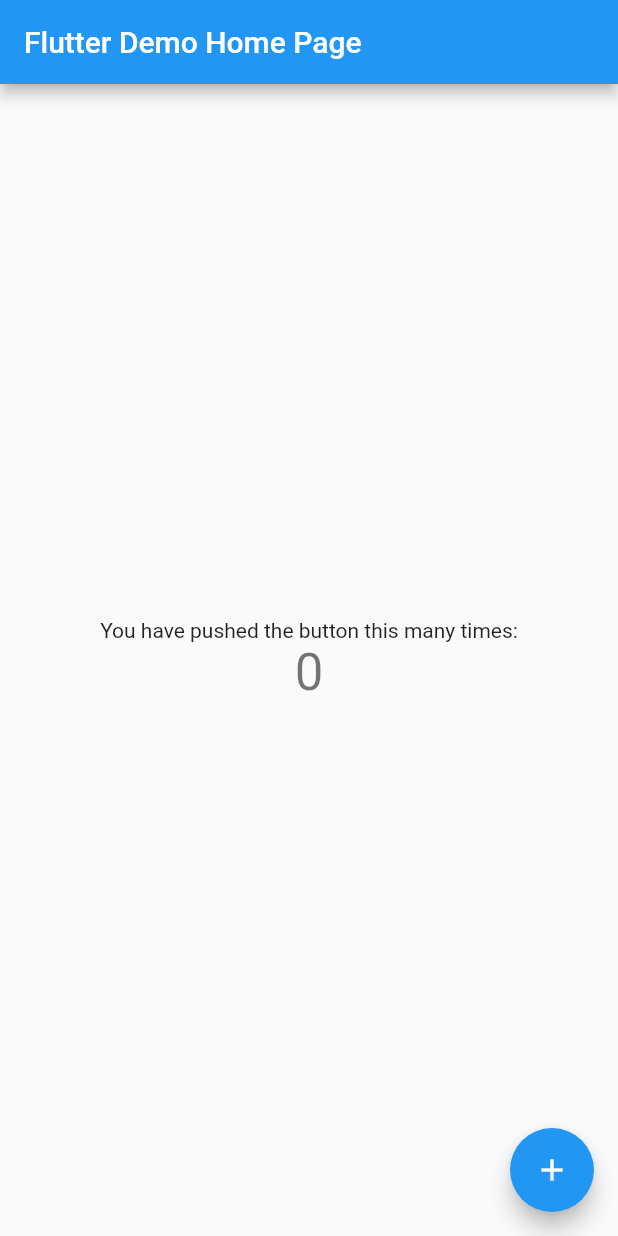
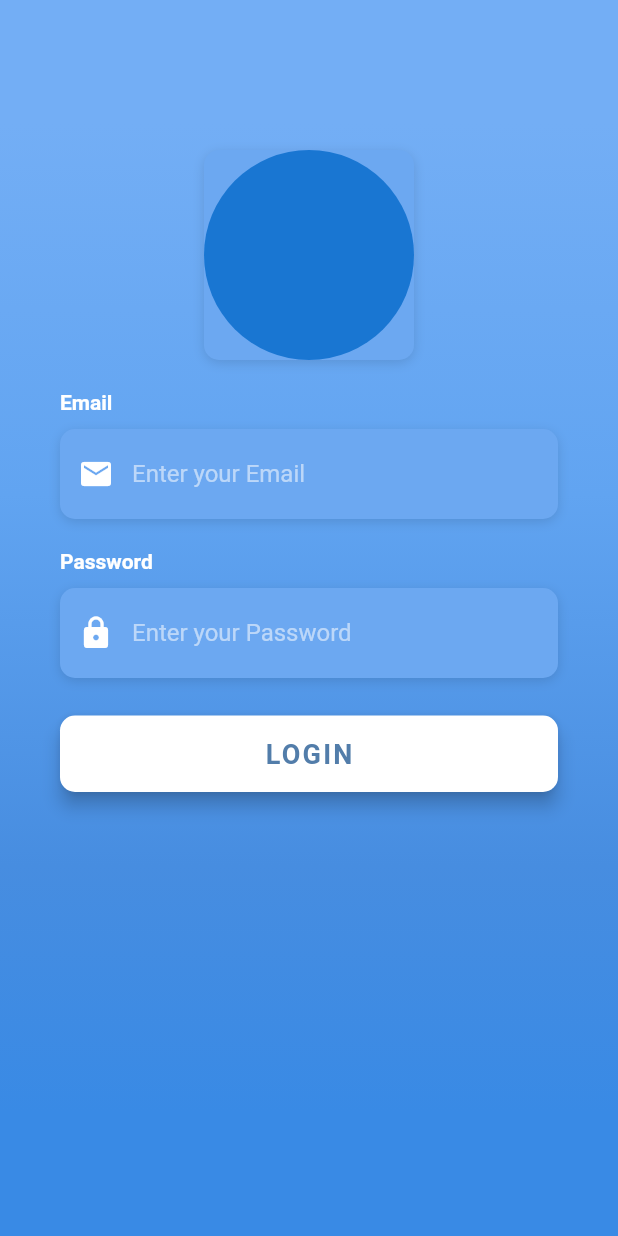
Before and after one commit to AbhilashTUofficial/Card-System-App, a Flutter app: the screen it shows after launch, on a phone screen of 412 x 824 dp. Run offline on Flutter 3.47's test engine with Material 2 defaults, Android fonts, the phone set to English and light mode, and no system bars; Roboto replaces fonts that are missing (OpenSans).

Commit message:
login UI imported

```diff
--- /dev/null
+++ b/card_system_app/lib/Palette/PageBackground.dart
@@ -0,0 +1,23 @@
+import 'package:flutter/material.dart';
+class BackgroundGradient extends StatelessWidget {
+  @override
+  Widget build(BuildContext context) {
+    return Container(
+      //height: double.infinity,
+      //width: double.infinity,
+      decoration: BoxDecoration(
+        gradient: LinearGradient(
+          begin: Alignment.topCenter,
+          end: Alignment.bottomCenter,
+          colors: [
+            Color(0xFF73AEF5),
+            Color(0xFF61A4F1),
+            Color(0xFF478DE0),
+            Color(0xFF398AE5),
+          ],
+          stops: [0.1, 0.4, 0.7, 0.9],
+        ),
+      ),
+    );
+  }
+}
--- /dev/null
+++ b/card_system_app/lib/Palette/constants.dart
@@ -0,0 +1,24 @@
+import 'package:flutter/material.dart';
+
+const hintTextStyle = TextStyle(
+  color: Colors.white54,
+  fontFamily: 'OpenSans',
+);
+
+const labelStyle = TextStyle(
+  color: Colors.white,
+  fontWeight: FontWeight.bold,
+  fontFamily: 'OpenSans',
+);
+
+final boxDecorationStyle = BoxDecoration(
+  color: const Color(0xFF6CA8F1),
+  borderRadius: BorderRadius.circular(10.0),
+  boxShadow: const [
+    BoxShadow(
+      color: Colors.black12,
+      blurRadius: 6.0,
+      offset: Offset(0, 2),
+    ),
+  ],
+);
--- /dev/null
+++ b/card_system_app/lib/Widgets/enterEmail.dart
@@ -0,0 +1,44 @@
+import 'package:card_system_app/Palette/constants.dart';
+import 'package:flutter/material.dart';
+class EnterEmail extends StatefulWidget {
+  @override
+  _EnterEmailState createState() => _EnterEmailState();
+}
+
+class _EnterEmailState extends State<EnterEmail> {
+  @override
+  Widget build(BuildContext context) {
+    return Column(
+      crossAxisAlignment: CrossAxisAlignment.start,
+      children: <Widget>[
+        Text(
+          'Email',
+          style: labelStyle,
+        ),
+        SizedBox(height: 10.0),
+        Container(
+          alignment: Alignment.centerLeft,
+          decoration: boxDecorationStyle,
+          height: 60.0,
+          child: TextField(
+            keyboardType: TextInputType.emailAddress,
+            style: TextStyle(
+              color: Colors.white,
+              fontFamily: 'OpenSans',
+            ),
+            decoration: InputDecoration(
+              border: InputBorder.none,
+              contentPadding: EdgeInsets.only(top: 14.0),
+              prefixIcon: Icon(
+                Icons.email,
+                color: Colors.white,
+              ),
+              hintText: 'Enter your Email',
+              hintStyle: hintTextStyle,
+            ),
+          ),
+        ),
+      ],
+    );
+  }
+}
--- /dev/null
+++ b/card_system_app/lib/Widgets/enterPassword.dart
@@ -0,0 +1,44 @@
+import 'package:card_system_app/Palette/constants.dart';
+import 'package:flutter/material.dart';
+class EnterPassword extends StatefulWidget {
+  @override
+  _EnterPasswordState createState() => _EnterPasswordState();
+}
+
+class _EnterPasswordState extends State<EnterPassword> {
+  @override
+  Widget build(BuildContext context) {
+    return Column(
+      crossAxisAlignment: CrossAxisAlignment.start,
+      children: <Widget>[
+        Text(
+          'Password',
+          style: labelStyle,
+        ),
+        SizedBox(height: 10.0),
+        Container(
+          alignment: Alignment.centerLeft,
+          decoration: boxDecorationStyle,
+          height: 60.0,
+          child: TextField(
+            obscureText: true,
+            style: TextStyle(
+              color: Colors.white,
+              fontFamily: 'OpenSans',
+            ),
+            decoration: InputDecoration(
+              border: InputBorder.none,
+              contentPadding: EdgeInsets.only(top: 14.0),
+              prefixIcon: Icon(
+                Icons.lock,
+                color: Colors.white,
+              ),
+              hintText: 'Enter your Password',
+              hintStyle: hintTextStyle,
+            ),
+          ),
+        ),
+      ],
+    );
+  }
+}
--- /dev/null
+++ b/card_system_app/lib/Widgets/loginButton.dart
@@ -0,0 +1,34 @@
+import 'package:flutter/material.dart';
+class LoginButton extends StatefulWidget {
+  @override
+  _LoginButtonState createState() => _LoginButtonState();
+}
+
+class _LoginButtonState extends State<LoginButton> {
+  @override
+  Widget build(BuildContext context) {
+    return Container(
+      padding: EdgeInsets.symmetric(vertical: 25.0),
+      width: double.infinity,
+      child: RaisedButton(
+        elevation: 5.0,
+        onPressed: () => print('Login Button Pressed'),
+        padding: EdgeInsets.all(15.0),
+        shape: RoundedRectangleBorder(
+          borderRadius: BorderRadius.circular(10.0),
+        ),
+        color: Colors.white,
+        child: Text(
+          'LOGIN',
+          style: TextStyle(
+            color: Color(0xFF527DAA),
+            letterSpacing: 1.5,
+            fontSize: 18.0,
+            fontWeight: FontWeight.bold,
+            fontFamily: 'OpenSans',
+          ),
+        ),
+      ),
+    );
+  }
+}
--- /dev/null
+++ b/card_system_app/lib/Widgets/logoSpace.dart
@@ -0,0 +1,15 @@
+import 'package:card_system_app/Palette/constants.dart';
+import 'package:flutter/material.dart';
+class LogoSpace extends StatelessWidget {
+  @override
+  Widget build(BuildContext context) {
+    return Container(
+      height: 140,
+      width: 140,
+      decoration: boxDecorationStyle,
+      child: CircleAvatar(
+        //backgroundImage: AssetImage(""),
+      )
+    );
+  }
+}
--- a/card_system_app/lib/main.dart
+++ b/card_system_app/lib/main.dart
@@ -1,115 +1,17 @@
+import 'package:card_system_app/screens/login_screen.dart';
 import 'package:flutter/material.dart';
 
-void main() {
-  runApp(const MyApp());
-}
+
+
+void main() => runApp(MyApp());
 
 class MyApp extends StatelessWidget {
-  const MyApp({Key? key}) : super(key: key);
-
-  // This widget is the root of your application.
   @override
   Widget build(BuildContext context) {
     return MaterialApp(
-      title: 'Flutter Demo',
-      theme: ThemeData(
-        // This is the theme of your application.
-        //
-        // Try running your application with "flutter run". You'll see the
-        // application has a blue toolbar. Then, without quitting the app, try
-        // changing the primarySwatch below to Colors.green and then invoke
-        // "hot reload" (press "r" in the console where you ran "flutter run",
-        // or simply save your changes to "hot reload" in a Flutter IDE).
-        // Notice that the counter didn't reset back to zero; the application
-        // is not restarted.
-        primarySwatch: Colors.blue,
-      ),
-      home: const MyHomePage(title: 'Flutter Demo Home Page'),
+      title: 'Ncas Cards',
+      debugShowCheckedModeBanner: false,
+      home:LoginScreen(),
     );
   }
 }
-
-class MyHomePage extends StatefulWidget {
-  const MyHomePage({Key? key, required this.title}) : super(key: key);
-
-  // This widget is the home page of your application. It is stateful, meaning
-  // that it has a State object (defined below) that contains fields that affect
-  // how it looks.
-
-  // This class is the configuration for the state. It holds the values (in this
-  // case the title) provided by the parent (in this case the App widget) and
-  // used by the build method of the State. Fields in a Widget subclass are
-  // always marked "final".
-
-  final String title;
-
-  @override
-  State<MyHomePage> createState() => _MyHomePageState();
-}
-
-class _MyHomePageState extends State<MyHomePage> {
-  int _counter = 0;
-
-  void _incrementCounter() {
-    setState(() {
-      // This call to setState tells the Flutter framework that something has
-      // changed in this State, which causes it to rerun the build method below
-      // so that the display can reflect the updated values. If we changed
-      // _counter without calling setState(), then the build method would not be
-      // called again, and so nothing would appear to happen.
-      _counter++;
-    });
-  }
-
-  @override
-  Widget build(BuildContext context) {
-    // This method is rerun every time setState is called, for instance as done
-    // by the _incrementCounter method above.
-    //
-    // The Flutter framework has been optimized to make rerunning build methods
-    // fast, so that you can just rebuild anything that needs updating rather
-    // than having to individually change instances of widgets.
-    return Scaffold(
-      appBar: AppBar(
-        // Here we take the value from the MyHomePage object that was created by
-        // the App.build method, and use it to set our appbar title.
-        title: Text(widget.title),
-      ),
-      body: Center(
-        // Center is a layout widget. It takes a single child and positions it
-        // in the middle of the parent.
-        child: Column(
-          // Column is also a layout widget. It takes a list of children and
-          // arranges them vertically. By default, it sizes itself to fit its
-          // children horizontally, and tries to be as tall as its parent.
-          //
-          // Invoke "debug painting" (press "p" in the console, choose the
-          // "Toggle Debug Paint" action from the Flutter Inspector in Android
-          // Studio, or the "Toggle Debug Paint" command in Visual Studio Code)
-          // to see the wireframe for each widget.
-          //
-          // Column has various properties to control how it sizes itself and
-          // how it positions its children. Here we use mainAxisAlignment to
-          // center the children vertically; the main axis here is the vertical
-          // axis because Columns are vertical (the cross axis would be
-          // horizontal).
-          mainAxisAlignment: MainAxisAlignment.center,
-          children: <Widget>[
-            const Text(
-              'You have pushed the button this many times:',
-            ),
-            Text(
-              '$_counter',
-              style: Theme.of(context).textTheme.headline4,
-            ),
-          ],
-        ),
-      ),
-      floatingActionButton: FloatingActionButton(
-        onPressed: _incrementCounter,
-        tooltip: 'Increment',
-        child: const Icon(Icons.add),
-      ), // This trailing comma makes auto-formatting nicer for build methods.
-    );
-  }
-}
--- /dev/null
+++ b/card_system_app/lib/screens/home_screen.dart
@@ -0,0 +1,21 @@
+import 'package:card_system_app/Palette/PageBackground.dart';
+import 'package:card_system_app/Palette/constants.dart';
+import 'package:flutter/material.dart';
+
+
+class Home extends StatelessWidget {
+  @override
+  Widget build(BuildContext context) {
+    return Stack(
+      children: [
+        BackgroundGradient(),
+        Center(
+          child: Text(
+            'Home page',
+            style: labelStyle,
+          ),
+        )
+      ],
+    );
+  }
+}
--- /dev/null
+++ b/card_system_app/lib/screens/login_screen.dart
@@ -0,0 +1,58 @@
+import 'package:card_system_app/Palette/PageBackground.dart';
+import 'package:card_system_app/Widgets/enterEmail.dart';
+import 'package:card_system_app/Widgets/enterPassword.dart';
+import 'package:card_system_app/Widgets/loginButton.dart';
+import 'package:card_system_app/Widgets/logoSpace.dart';
+import 'package:flutter/material.dart';
+import 'package:flutter/services.dart';
+
+
+class LoginScreen extends StatefulWidget {
+  const LoginScreen({Key? key}) : super(key: key);
+
+  @override
+  _LoginScreenState createState() => _LoginScreenState();
+}
+
+class _LoginScreenState extends State<LoginScreen> {
+
+
+  @override
+  Widget build(BuildContext context) {
+    return Scaffold(
+      body: AnnotatedRegion<SystemUiOverlayStyle>(
+        value: SystemUiOverlayStyle.light,
+        child: GestureDetector(
+          onTap: () => FocusScope.of(context).unfocus(),
+          child: Stack(
+            children: <Widget>[
+              BackgroundGradient(),
+              Container(
+                //height: double.infinity,
+                child: SingleChildScrollView(
+                  physics: AlwaysScrollableScrollPhysics(),
+                  padding: const EdgeInsets.symmetric(
+                    horizontal: 40.0,
+                    vertical: 100.0,
+                  ),
+                  child: Column(
+                    mainAxisAlignment: MainAxisAlignment.center,
+                    children: <Widget>[
+                      //SizedBox(height: 60),
+                      LogoSpace(),
+                      const SizedBox(height: 20.0),
+                      EnterEmail(),
+                      const SizedBox(height: 20.0),
+                      EnterPassword(),
+                      LoginButton(),
+                    ],
+                  ),
+                ),
+              )
+            ],
+          ),
+        ),
+      ),
+    );
+  }
+}
```
